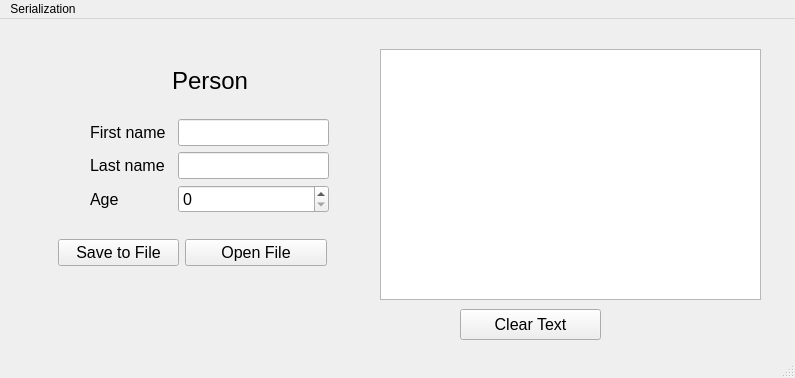
Qt form frmmain.ui (Charly-Wolf/serialization_QT) before a commit.
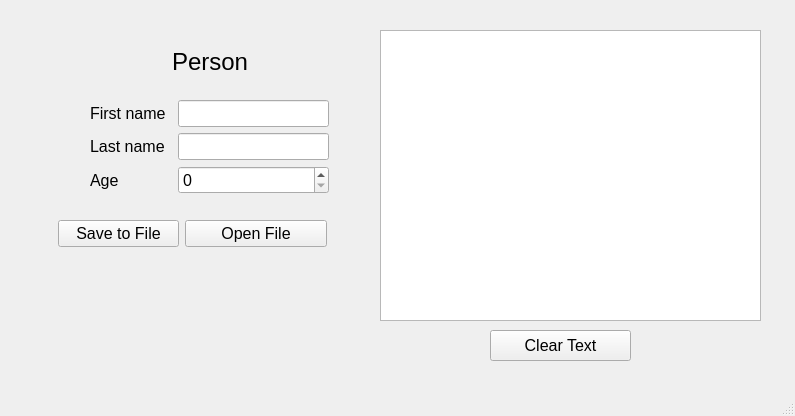
The same form after that commit.

The edit to the form file:
```diff
--- a/frmmain.ui
+++ b/frmmain.ui
@@ -7,7 +7,7 @@
     <x>0</x>
     <y>0</y>
     <width>795</width>
-    <height>378</height>
+    <height>416</height>
    </rect>
   </property>
   <property name="windowTitle">
@@ -143,7 +143,7 @@
       <x>380</x>
       <y>30</y>
       <width>381</width>
-      <height>251</height>
+      <height>291</height>
      </rect>
     </property>
     <property name="font">
@@ -155,8 +155,8 @@
    <widget class="QPushButton" name="pushButton">
     <property name="geometry">
      <rect>
-      <x>460</x>
-      <y>290</y>
+      <x>490</x>
+      <y>330</y>
       <width>141</width>
       <height>31</height>
      </rect>
@@ -171,22 +171,6 @@
     </property>
    </widget>
   </widget>
-  <widget class="QMenuBar" name="menubar">
-   <property name="geometry">
-    <rect>
-     <x>0</x>
-     <y>0</y>
-     <width>795</width>
-     <height>25</height>
-    </rect>
-   </property>
-   <widget class="QMenu" name="menuSerialization">
-    <property name="title">
-     <string>Serialization</string>
-    </property>
-   </widget>
-   <addaction name="menuSerialization"/>
-  </widget>
   <widget class="QStatusBar" name="statusbar"/>
  </widget>
  <resources/>
```
Left out of the diff: 2 changed lines with no effect on the pictures.
